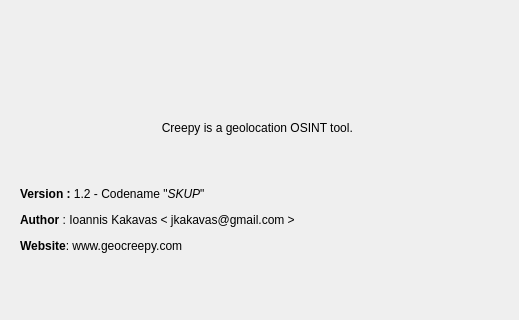
First picture: the form in gui/aboutDialog.ui, repository petterreinholdtsen/creepy, before the edit; both pictures show x 0 to 519 and y 182 to 502 of the 519 by 729 pixel window.
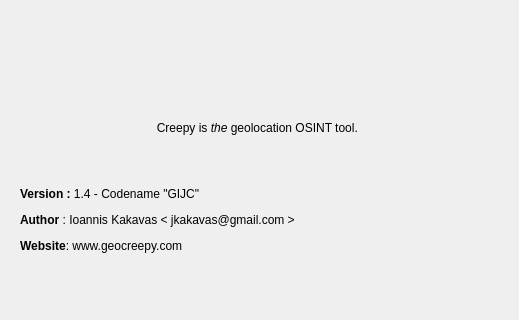
Second picture: the form after the edit. Icons and pictures are not drawn.

Commit message: Changes in the User Interface

The edit to the form file:
```diff
--- a/gui/aboutDialog.ui
+++ b/gui/aboutDialog.ui
@@ -36,7 +36,7 @@
     <item>
      <widget class="QLabel" name="label">
       <property name="text">
-       <string>&lt;html&gt;&lt;head/&gt;&lt;body&gt;&lt;p align=&quot;center&quot;&gt;&lt;img src=&quot;:/creepy/creepy&quot;/&gt;&lt;/p&gt;&lt;p&gt;&lt;br/&gt;&lt;/p&gt;&lt;p align=&quot;center&quot;&gt;&lt;span style=&quot; font-size:9pt;&quot;&gt;Creepy is a geolocation OSINT tool. &lt;/span&gt;&lt;/p&gt;&lt;p&gt;&lt;br/&gt;&lt;/p&gt;&lt;p&gt;&lt;span style=&quot; font-weight:600;&quot;&gt;Version : &lt;/span&gt;1.2 - Codename &amp;quot;&lt;span style=&quot; font-style:italic;&quot;&gt;SKUP&lt;/span&gt;&amp;quot;&lt;/p&gt;&lt;p&gt;&lt;span style=&quot; font-weight:600;&quot;&gt;Author&lt;/span&gt; : Ioannis Kakavas &amp;lt; jkakavas@gmail.com &amp;gt;&lt;/p&gt;&lt;p&gt;&lt;span style=&quot; font-weight:600;&quot;&gt;Website&lt;/span&gt;: www.geocreepy.com&lt;/p&gt;&lt;/body&gt;&lt;/html&gt;</string>
+       <string>&lt;html&gt;&lt;head/&gt;&lt;body&gt;&lt;p align=&quot;center&quot;&gt;&lt;img src=&quot;:/creepy/creepy&quot;/&gt;&lt;/p&gt;&lt;p&gt;&lt;br/&gt;&lt;/p&gt;&lt;p align=&quot;center&quot;&gt;&lt;span style=&quot; font-size:9pt;&quot;&gt;Creepy is &lt;/span&gt;&lt;span style=&quot; font-size:9pt; font-style:italic;&quot;&gt;the&lt;/span&gt;&lt;span style=&quot; font-size:9pt;&quot;&gt; geolocation OSINT tool. &lt;/span&gt;&lt;/p&gt;&lt;p&gt;&lt;br/&gt;&lt;/p&gt;&lt;p&gt;&lt;span style=&quot; font-weight:600;&quot;&gt;Version : &lt;/span&gt;1.4 - Codename &amp;quot;GIJC&amp;quot;&lt;/p&gt;&lt;p&gt;&lt;span style=&quot; font-weight:600;&quot;&gt;Author&lt;/span&gt; : Ioannis Kakavas &amp;lt; jkakavas@gmail.com &amp;gt;&lt;/p&gt;&lt;p&gt;&lt;span style=&quot; font-weight:600;&quot;&gt;Website&lt;/span&gt;: www.geocreepy.com&lt;/p&gt;&lt;/body&gt;&lt;/html&gt;</string>
       </property>
       <property name="textFormat">
        <enum>Qt::RichText</enum>
```
The commit also changes 5 other files.
